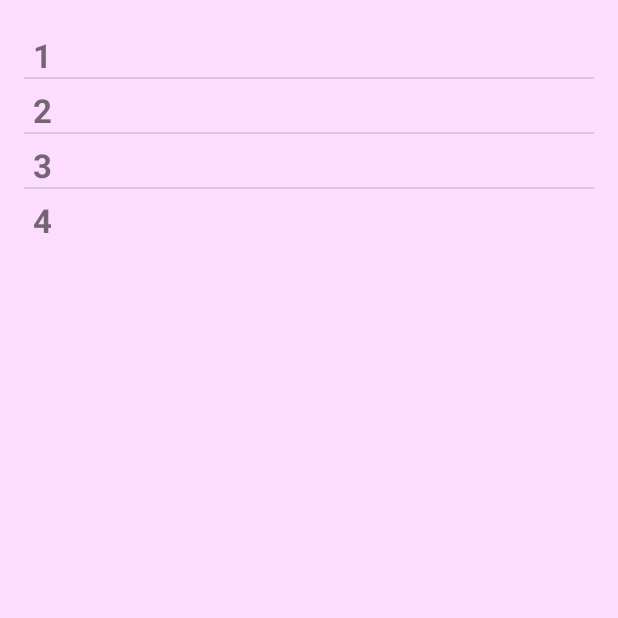
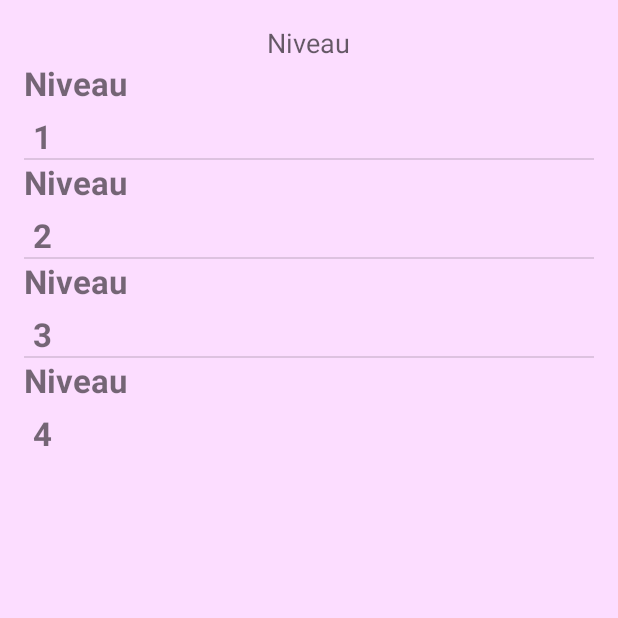
Before and after one commit to leslieDoublet/FirstProject, an Android app: the screen it shows after launch (MainActivity), on a phone screen of 412 x 824 dp, the top half of it. Run offline under Robolectric (Android 15) with nearby library versions, the phone set to English and light mode, and no system bars.

```diff
--- a/app/src/main/java/fr/eseo/firstproject/DataBaseHelper.java
+++ b/app/src/main/java/fr/eseo/firstproject/DataBaseHelper.java
@@ -1,6 +1,5 @@
 package fr.eseo.firstproject;
 
-import android.content.ContentValues;
 import android.content.Context;
 import android.database.sqlite.SQLiteDatabase;
 import android.database.sqlite.SQLiteOpenHelper;
@@ -9,7 +8,7 @@ import android.database.sqlite.SQLiteOpenHelper;
  */
 public class DataBaseHelper extends SQLiteOpenHelper {
 
-        private static final int DATABASE_VERSION = 7;
+        private static final int DATABASE_VERSION = 9;
 
         // Database Name
         private static final String DATABASE_NAME = "crud.db";
@@ -57,33 +56,34 @@ public class DataBaseHelper extends SQLiteOpenHelper {
 
             //insert question
             String INSERT_TABLE_QUESTION;
-            INSERT_TABLE_QUESTION = "INSERT INTO " + Question.TABLE  + " ("+Question.KEY_sentence+","+Question.KEY_level+") VALUES('arbre',1) ";
+            INSERT_TABLE_QUESTION = "INSERT INTO " + Question.TABLE  + " ("+Question.KEY_sentence+","+Question.KEY_level+") VALUES('Arbre',1) ";
             db.execSQL(INSERT_TABLE_QUESTION);
-            INSERT_TABLE_QUESTION = "INSERT INTO " + Question.TABLE  + " ("+Question.KEY_sentence+","+Question.KEY_level+") VALUES('ocean',2) ";
+            INSERT_TABLE_QUESTION = "INSERT INTO " + Question.TABLE  + " ("+Question.KEY_sentence+","+Question.KEY_level+") VALUES('Ocean',2) ";
             db.execSQL(INSERT_TABLE_QUESTION);
-            INSERT_TABLE_QUESTION = "INSERT INTO " + Question.TABLE  + " ("+Question.KEY_sentence+","+Question.KEY_level+") VALUES('choses que l on trouve dans une trousse',3) ";
+            INSERT_TABLE_QUESTION = "INSERT INTO " + Question.TABLE  + " ("+Question.KEY_sentence+","+Question.KEY_level+") VALUES('Choses que l on trouve dans une trousse',3) ";
             db.execSQL(INSERT_TABLE_QUESTION);
 
             //insert response
             String INSERT_TABLE_RESPONSE;
-            INSERT_TABLE_RESPONSE = "INSERT INTO " + Response.TABLE  + " ("+Response.KEY_word+","+Response.KEY_found+","+Response.KEY_question+") VALUES('tronc',0,1) ";
+            INSERT_TABLE_RESPONSE = "INSERT INTO " + Response.TABLE  + " ("+Response.KEY_word+","+Response.KEY_found+","+Response.KEY_question+") VALUES('Tronc',0,1) ";
             db.execSQL(INSERT_TABLE_RESPONSE);
-            INSERT_TABLE_RESPONSE = "INSERT INTO " + Response.TABLE  + " ("+Response.KEY_word+","+Response.KEY_found+","+Response.KEY_question+") VALUES('branche',0,1) ";
+            INSERT_TABLE_RESPONSE = "INSERT INTO " + Response.TABLE  + " ("+Response.KEY_word+","+Response.KEY_found+","+Response.KEY_question+") VALUES('Branche',0,1) ";
             db.execSQL(INSERT_TABLE_RESPONSE);
-            INSERT_TABLE_RESPONSE = "INSERT INTO " + Response.TABLE  + " ("+Response.KEY_word+","+Response.KEY_found+","+Response.KEY_question+") VALUES('feuille',0,1) ";
+            INSERT_TABLE_RESPONSE = "INSERT INTO " + Response.TABLE  + " ("+Response.KEY_word+","+Response.KEY_found+","+Response.KEY_question+") VALUES('Feuille',0,1) ";
             db.execSQL(INSERT_TABLE_RESPONSE);
-            INSERT_TABLE_RESPONSE = "INSERT INTO " + Response.TABLE  + " ("+Response.KEY_word+","+Response.KEY_found+","+Response.KEY_question+") VALUES('eau',0,2) ";
+            INSERT_TABLE_RESPONSE = "INSERT INTO " + Response.TABLE  + " ("+Response.KEY_word+","+Response.KEY_found+","+Response.KEY_question+") VALUES('Eau',0,2) ";
             db.execSQL(INSERT_TABLE_RESPONSE);
-            INSERT_TABLE_RESPONSE = "INSERT INTO " + Response.TABLE  + " ("+Response.KEY_word+","+Response.KEY_found+","+Response.KEY_question+") VALUES('poisson',0,2) ";
+            INSERT_TABLE_RESPONSE = "INSERT INTO " + Response.TABLE  + " ("+Response.KEY_word+","+Response.KEY_found+","+Response.KEY_question+") VALUES('Poisson',0,2) ";
             db.execSQL(INSERT_TABLE_RESPONSE);
-            INSERT_TABLE_RESPONSE = "INSERT INTO " + Response.TABLE  + " ("+Response.KEY_word+","+Response.KEY_found+","+Response.KEY_question+") VALUES('gomme',0,3) ";
+            INSERT_TABLE_RESPONSE = "INSERT INTO " + Response.TABLE  + " ("+Response.KEY_word+","+Response.KEY_found+","+Response.KEY_question+") VALUES('Bateau',0,2) ";
             db.execSQL(INSERT_TABLE_RESPONSE);
-            INSERT_TABLE_RESPONSE = "INSERT INTO " + Response.TABLE  + " ("+Response.KEY_word+","+Response.KEY_found+","+Response.KEY_question+") VALUES('ciseaux',0,3) ";
+            INSERT_TABLE_RESPONSE = "INSERT INTO " + Response.TABLE  + " ("+Response.KEY_word+","+Response.KEY_found+","+Response.KEY_question+") VALUES('Gomme',0,3) ";
             db.execSQL(INSERT_TABLE_RESPONSE);
-            INSERT_TABLE_RESPONSE = "INSERT INTO " + Response.TABLE  + " ("+Response.KEY_word+","+Response.KEY_found+","+Response.KEY_question+") VALUES('stylo',0,3) ";
+            INSERT_TABLE_RESPONSE = "INSERT INTO " + Response.TABLE  + " ("+Response.KEY_word+","+Response.KEY_found+","+Response.KEY_question+") VALUES('Ciseaux',0,3) ";
             db.execSQL(INSERT_TABLE_RESPONSE);
-            INSERT_TABLE_RESPONSE = "INSERT INTO " + Response.TABLE  + " ("+Response.KEY_word+","+Response.KEY_found+","+Response.KEY_question+") VALUES('colle',0,3) ";
+            INSERT_TABLE_RESPONSE = "INSERT INTO " + Response.TABLE  + " ("+Response.KEY_word+","+Response.KEY_found+","+Response.KEY_question+") VALUES('Stylo',0,3) ";
             db.execSQL(INSERT_TABLE_RESPONSE);
+
 
 
         }
--- a/app/src/main/res/layout/activity_main.xml
+++ b/app/src/main/res/layout/activity_main.xml
@@ -14,7 +14,16 @@
         android:background="#00fbf8ff"
         android:layout_alignParentRight="true"
         android:layout_alignParentEnd="true"
-        android:layout_alignParentTop="true" />
+        android:layout_below="@+id/textView" />
+
+    <TextView
+        android:layout_width="wrap_content"
+        android:layout_height="wrap_content"
+        android:textAppearance="?android:attr/textAppearanceMedium"
+        android:text="@string/title_main_activity"
+        android:id="@+id/textView"
+        android:layout_alignParentTop="true"
+        android:layout_centerHorizontal="true" />
 
 
 </RelativeLayout>
--- a/app/src/main/res/layout/view_level_entry.xml
+++ b/app/src/main/res/layout/view_level_entry.xml
@@ -10,8 +10,16 @@
         android:visibility="gone" />
 
     <TextView
+        android:id="@+id/level_string"
+        android:text="Niveau"
+        android:layout_width="128dp"
+        android:layout_height="wrap_content"
+        android:textSize="22sp"
+        android:textStyle="bold"
+        android:singleLine="true" />
+    <TextView
         android:id="@+id/level_number"
-        android:layout_width="fill_parent"
+        android:layout_width="205dp"
         android:layout_height="wrap_content"
         android:paddingLeft="6dip"
         android:paddingTop="6dip"
--- a/app/src/main/res/values/strings.xml
+++ b/app/src/main/res/values/strings.xml
@@ -6,11 +6,7 @@
     <string name="action_settings">Settings</string>
     <string name="title_activity">Level Activity</string>
     <string name="hint_activity">Hint Activity</string>
+    <string name="title_main_activity">Niveau</string>
 
-    <string name="question1">Cirque</string>
-    <string name="question2">Style de musique</string>
-
-    <string name="reponse1">Chapiteau</string>
-    <string name="reponse2">Rock</string>
 
 </resources>
```
Also changed, not shown: app/src/main/java/fr/eseo/firstproject/Level.java (+20 -2 lines), app/src/main/java/fr/eseo/firstproject/LevelActivity.java (+33 -10 lines), app/src/main/java/fr/eseo/firstproject/LevelRepo.java (+5 -6 lines), app/src/main/java/fr/eseo/firstproject/Question.java (+27 -3 lines), app/src/main/java/fr/eseo/firstproject/QuestionRepo.java (+11 -13 lines), app/src/main/java/fr/eseo/firstproject/Response.java (+35 -4 lines), app/src/main/java/fr/eseo/firstproject/ResponseRepo.java (+15 -16 lines), app/src/main/res/layout/activity_main2.xml (deleted, +0 -59 lines).
